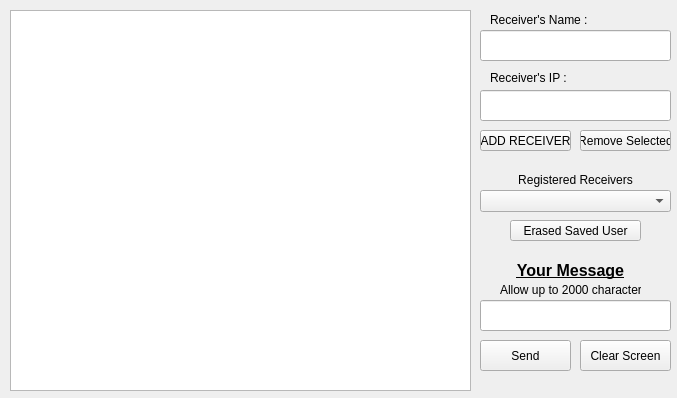
Above: chatBox/scripts/chatBox.ui from LiamB72/MainProjects before the change. Below: the same form after it.
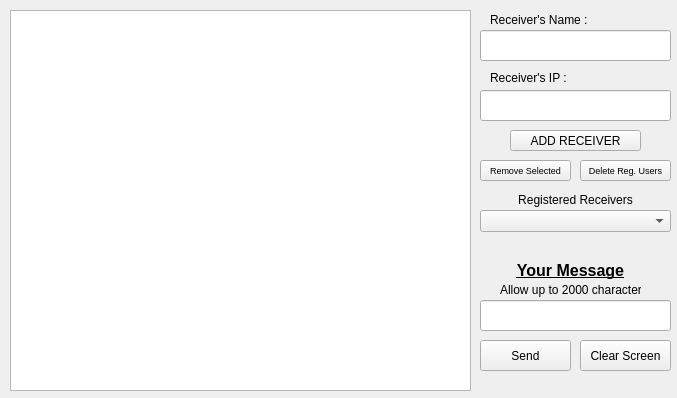
That is the form after the change.

The edit to the form file:
```diff
--- a/chatBox/scripts/chatBox.ui
+++ b/chatBox/scripts/chatBox.ui
@@ -107,7 +107,7 @@
     <property name="geometry">
      <rect>
       <x>480</x>
-      <y>190</y>
+      <y>210</y>
       <width>191</width>
       <height>22</height>
      </rect>
@@ -117,7 +117,7 @@
     <property name="geometry">
      <rect>
       <x>510</x>
-      <y>220</y>
+      <y>130</y>
       <width>131</width>
       <height>21</height>
      </rect>
@@ -128,32 +128,14 @@
      </font>
     </property>
     <property name="text">
-     <string>Erased Saved User</string>
-    </property>
-   </widget>
-   <widget class="QPushButton" name="addReceiverButton">
-    <property name="geometry">
-     <rect>
-      <x>480</x>
-      <y>130</y>
-      <width>91</width>
-      <height>21</height>
-     </rect>
-    </property>
-    <property name="font">
-     <font>
-      <family>Arial</family>
-     </font>
-    </property>
-    <property name="text">
      <string>ADD RECEIVER</string>
     </property>
    </widget>
    <widget class="QPushButton" name="removeSelectedButton">
     <property name="geometry">
      <rect>
-      <x>580</x>
-      <y>130</y>
+      <x>480</x>
+      <y>160</y>
       <width>91</width>
       <height>21</height>
      </rect>
@@ -161,6 +143,7 @@
     <property name="font">
      <font>
       <family>Arial</family>
+      <pointsize>7</pointsize>
      </font>
     </property>
     <property name="text">
@@ -171,7 +154,7 @@
     <property name="geometry">
      <rect>
       <x>490</x>
-      <y>170</y>
+      <y>190</y>
       <width>171</width>
       <height>20</height>
      </rect>
@@ -275,6 +258,31 @@
      <set>Qt::AlignCenter</set>
     </property>
    </widget>
+   <widget class="QPushButton" name="eraseTextFileButton">
+    <property name="geometry">
+     <rect>
+      <x>580</x>
+      <y>160</y>
+      <width>91</width>
+      <height>21</height>
+     </rect>
+    </property>
+    <property name="font">
+     <font>
+      <family>Arial</family>
+      <pointsize>7</pointsize>
+     </font>
+    </property>
+    <property name="toolTip">
+     <string>&lt;html&gt;&lt;head/&gt;&lt;body&gt;&lt;p align=&quot;center&quot;&gt;&lt;span style=&quot; font-size:8pt; font-weight:600; font-style:italic; text-decoration: underline; color:#ffaa00;&quot;&gt;Will DELETE Both your current registered users, but also the saved ones&lt;/span&gt;&lt;/p&gt;&lt;/body&gt;&lt;/html&gt;</string>
+    </property>
+    <property name="whatsThis">
+     <string>&lt;html&gt;&lt;head/&gt;&lt;body&gt;&lt;p&gt;&lt;br/&gt;&lt;/p&gt;&lt;/body&gt;&lt;/html&gt;</string>
+    </property>
+    <property name="text">
+     <string>Delete Reg. Users</string>
+    </property>
+   </widget>
   </widget>
  </widget>
  <resources/>
```
Left out of the diff: 2 changed lines with no effect on the pictures.
